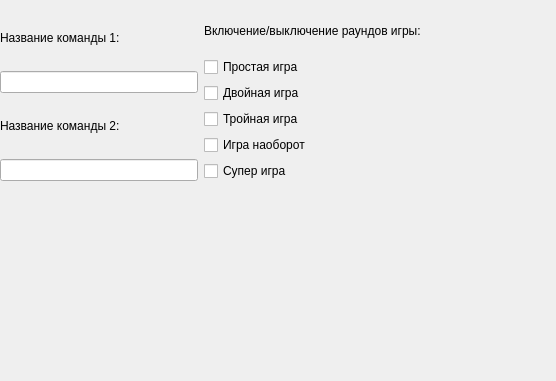
Old version of the form GeneralGameSett.ui in the repository dontsovcmc/100_k_1.
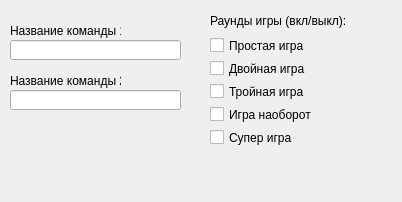
New version of the form.

```diff
--- a/GeneralGameSett.ui
+++ b/GeneralGameSett.ui
@@ -6,97 +6,136 @@
    <rect>
     <x>0</x>
     <y>0</y>
-    <width>556</width>
-    <height>381</height>
+    <width>402</width>
+    <height>202</height>
    </rect>
   </property>
   <property name="windowTitle">
    <string>Form</string>
   </property>
-  <widget class="QWidget" name="horizontalLayoutWidget">
+  <widget class="QCheckBox" name="chkRound_Super">
    <property name="geometry">
     <rect>
-     <x>0</x>
+     <x>210</x>
+     <y>129</y>
+     <width>121</width>
+     <height>17</height>
+    </rect>
+   </property>
+   <property name="text">
+    <string>Супер игра</string>
+   </property>
+  </widget>
+  <widget class="QCheckBox" name="chkRound_3">
+   <property name="geometry">
+    <rect>
+     <x>210</x>
+     <y>83</y>
+     <width>121</width>
+     <height>17</height>
+    </rect>
+   </property>
+   <property name="text">
+    <string>Тройная игра</string>
+   </property>
+  </widget>
+  <widget class="QCheckBox" name="chkRound_1">
+   <property name="geometry">
+    <rect>
+     <x>210</x>
+     <y>37</y>
+     <width>121</width>
+     <height>17</height>
+    </rect>
+   </property>
+   <property name="text">
+    <string>Простая игра</string>
+   </property>
+  </widget>
+  <widget class="QCheckBox" name="chkRound_Obr">
+   <property name="geometry">
+    <rect>
+     <x>210</x>
+     <y>106</y>
+     <width>121</width>
+     <height>17</height>
+    </rect>
+   </property>
+   <property name="text">
+    <string>Игра наоборот</string>
+   </property>
+  </widget>
+  <widget class="QCheckBox" name="chkRound_2">
+   <property name="geometry">
+    <rect>
+     <x>210</x>
+     <y>60</y>
+     <width>121</width>
+     <height>17</height>
+    </rect>
+   </property>
+   <property name="text">
+    <string>Двойная игра</string>
+   </property>
+  </widget>
+  <widget class="QLabel" name="label_3">
+   <property name="geometry">
+    <rect>
+     <x>210</x>
      <y>10</y>
-     <width>421</width>
-     <height>171</height>
+     <width>204</width>
+     <height>21</height>
     </rect>
    </property>
-   <layout class="QHBoxLayout" name="horizontalLayout">
-    <item>
-     <layout class="QVBoxLayout" name="verticalLayout">
-      <item>
-       <widget class="QLabel" name="label">
-        <property name="text">
-         <string>Название команды 1:</string>
-        </property>
-       </widget>
-      </item>
-      <item>
-       <widget class="QLineEdit" name="command0Name"/>
-      </item>
-      <item>
-       <widget class="QLabel" name="label_2">
-        <property name="text">
-         <string>Название команды 2:</string>
-        </property>
-       </widget>
-      </item>
-      <item>
-       <widget class="QLineEdit" name="command1Name"/>
-      </item>
-      <item>
-       <layout class="QVBoxLayout" name="verticalLayout_3"/>
-      </item>
-     </layout>
-    </item>
-    <item>
-     <layout class="QVBoxLayout" name="verticalLayout_2">
-      <item>
-       <widget class="QLabel" name="label_3">
-        <property name="text">
-         <string>Включение/выключение раундов игры:</string>
-        </property>
-       </widget>
-      </item>
-      <item>
-       <widget class="QCheckBox" name="chkRound_1">
-        <property name="text">
-         <string>Простая игра</string>
-        </property>
-       </widget>
-      </item>
-      <item>
-       <widget class="QCheckBox" name="chkRound_2">
-        <property name="text">
-         <string>Двойная игра</string>
-        </property>
-       </widget>
-      </item>
-      <item>
-       <widget class="QCheckBox" name="chkRound_3">
-        <property name="text">
-         <string>Тройная игра</string>
-        </property>
-       </widget>
-      </item>
-      <item>
-       <widget class="QCheckBox" name="chkRound_Obr">
-        <property name="text">
-         <string>Игра наоборот</string>
-        </property>
-       </widget>
-      </item>
-      <item>
-       <widget class="QCheckBox" name="chkRound_Super">
-        <property name="text">
-         <string>Супер игра</string>
-        </property>
-       </widget>
-      </item>
-     </layout>
-    </item>
-   </layout>
+   <property name="text">
+    <string>Раунды игры (вкл/выкл):</string>
+   </property>
+  </widget>
+  <widget class="QLineEdit" name="command1Name">
+   <property name="geometry">
+    <rect>
+     <x>10</x>
+     <y>90</y>
+     <width>171</width>
+     <height>20</height>
+    </rect>
+   </property>
+  </widget>
+  <widget class="QLabel" name="label_2">
+   <property name="geometry">
+    <rect>
+     <x>10</x>
+     <y>70</y>
+     <width>111</width>
+     <height>21</height>
+    </rect>
+   </property>
+   <property name="text">
+    <string>Название команды 2:</string>
+   </property>
+  </widget>
+  <widget class="QLineEdit" name="command0Name">
+   <property name="geometry">
+    <rect>
+     <x>10</x>
+     <y>40</y>
+     <width>171</width>
+     <height>20</height>
+    </rect>
+   </property>
+  </widget>
+  <widget class="QLabel" name="label">
+   <property name="geometry">
+    <rect>
+     <x>10</x>
+     <y>20</y>
+     <width>111</width>
+     <height>21</height>
+    </rect>
+   </property>
+   <property name="text">
+    <string>Название команды 1:</string>
+   </property>
   </widget>
  </widget>
  <resources/>
```
